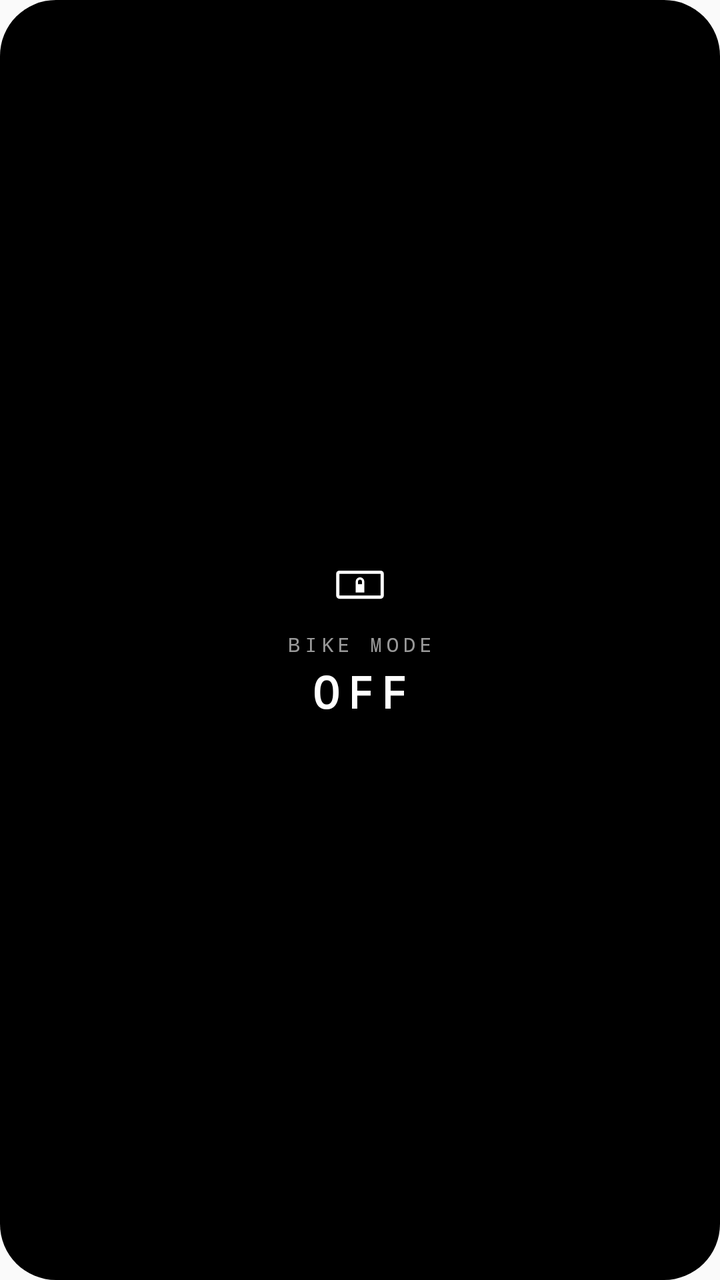
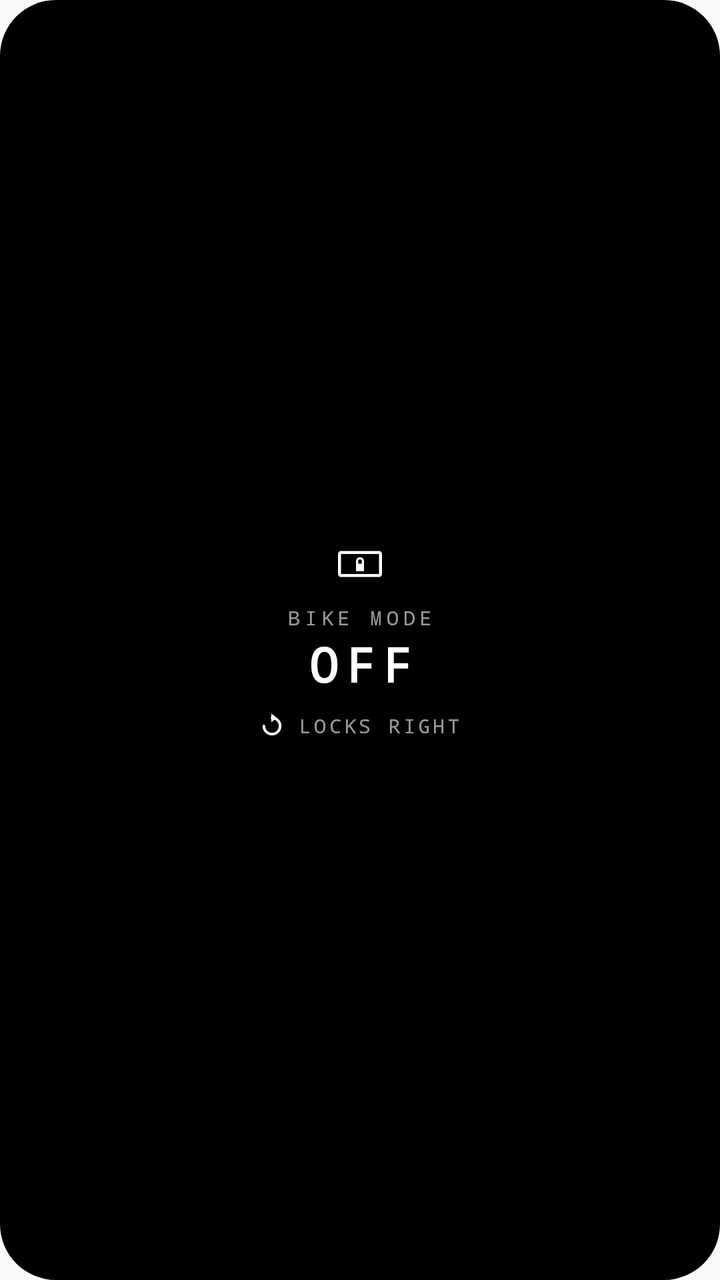

Before-and-after screenshots of an Android layout around one commit, followed by the original layout XML and the change that was made.
<!-- AndroidManifest.xml: application theme Theme.BikeMode -->
<!-- res/layout/widget_bike_mode_small.xml -->
<?xml version="1.0" encoding="utf-8"?>
<LinearLayout xmlns:android="http://schemas.android.com/apk/res/android"
    android:id="@+id/widget_root"
    android:layout_width="match_parent"
    android:layout_height="match_parent"
    android:background="@drawable/widget_bg_off"
    android:gravity="center"
    android:orientation="vertical"
    android:padding="16dp">

    <ImageView
        android:id="@+id/widget_icon"
        android:layout_width="26dp"
        android:layout_height="26dp"
        android:contentDescription="@string/app_name"
        android:src="@drawable/ic_bike_mode" />

    <TextView
        android:id="@+id/widget_label"
        android:layout_width="wrap_content"
        android:layout_height="wrap_content"
        android:layout_marginTop="10dp"
        android:fontFamily="monospace"
        android:letterSpacing="0.22"
        android:maxLines="1"
        android:text="@string/widget_label"
        android:textColor="@color/widget_foreground_dim"
        android:textSize="10sp" />

    <TextView
        android:id="@+id/widget_state"
        android:layout_width="wrap_content"
        android:layout_height="wrap_content"
        android:layout_marginTop="2dp"
        android:fontFamily="monospace"
        android:letterSpacing="0.16"
        android:maxLines="1"
        android:text="@string/widget_state_off"
        android:textColor="@color/widget_foreground"
        android:textSize="22sp"
        android:textStyle="bold" />
</LinearLayout>
<!-- resources referenced by this layout -->
<resources>
  <color name="widget_foreground">#FFFFFFFF</color>
  <color name="widget_foreground_dim">#99FFFFFF</color>
  <!-- drawable ic_bike_mode (drawable) -->
  <vector xmlns:android="http://schemas.android.com/apk/res/android"
      android:width="24dp"
      android:height="24dp"
      android:viewportWidth="24"
      android:viewportHeight="24">
      
      <path
          android:fillColor="#FFFFFFFF"
          android:fillType="evenOdd"
          android:pathData="M2.5,5.5 H21.5 A1.5,1.5 0 0 1 23,7 V17 A1.5,1.5 0 0 1 21.5,18.5 H2.5 A1.5,1.5 0 0 1 1,17 V7 A1.5,1.5 0 0 1 2.5,5.5 Z M2.5,7 V17 H21.5 V7 Z" />
      
      <path
          android:fillColor="#FFFFFFFF"
          android:pathData="M10,11.8 H14 V15.6 H10 Z M12,8.6 A2,2 0 0 1 14,10.6 V11.8 H12.9 V10.6 A0.9,0.9 0 0 0 11.1,10.6 V11.8 H10 V10.6 A2,2 0 0 1 12,8.6 Z" />
  </vector>
  <!-- drawable widget_bg_off (drawable) -->
  <?xml version="1.0" encoding="utf-8"?>
  <shape xmlns:android="http://schemas.android.com/apk/res/android"
      android:shape="rectangle">
      <solid android:color="@color/nothing_black" />
      <corners android:radius="@android:dimen/system_app_widget_background_radius" />
  </shape>
  <string name="app_name">Bike Mode</string>
  <string name="widget_label">BIKE MODE</string>
  <string name="widget_state_off">OFF</string>
  <style name="Theme.BikeMode" parent="android:Theme.Material.Light.NoActionBar" />
  <color name="nothing_black">#FF000000</color>
</resources>

<!-- the commit's change to res/layout/widget_bike_mode_small.xml (unified diff, before → after) -->
@@ -6,12 +6,12 @@
     android:background="@drawable/widget_bg_off"
     android:gravity="center"
     android:orientation="vertical"
-    android:padding="16dp">
+    android:padding="14dp">
 
     <ImageView
         android:id="@+id/widget_icon"
-        android:layout_width="26dp"
-        android:layout_height="26dp"
+        android:layout_width="24dp"
+        android:layout_height="24dp"
         android:contentDescription="@string/app_name"
         android:src="@drawable/ic_bike_mode" />
 
@@ -19,7 +19,7 @@
         android:id="@+id/widget_label"
         android:layout_width="wrap_content"
         android:layout_height="wrap_content"
-        android:layout_marginTop="10dp"
+        android:layout_marginTop="8dp"
         android:fontFamily="monospace"
         android:letterSpacing="0.22"
         android:maxLines="1"
@@ -31,12 +31,39 @@
         android:id="@+id/widget_state"
         android:layout_width="wrap_content"
         android:layout_height="wrap_content"
-        android:layout_marginTop="2dp"
         android:fontFamily="monospace"
         android:letterSpacing="0.16"
         android:maxLines="1"
         android:text="@string/widget_state_off"
         android:textColor="@color/widget_foreground"
-        android:textSize="22sp"
+        android:textSize="24sp"
         android:textStyle="bold" />
+
+    <LinearLayout
+        android:layout_width="wrap_content"
+        android:layout_height="wrap_content"
+        android:layout_marginTop="8dp"
+        android:gravity="center_vertical"
+        android:orientation="horizontal">
+
+        <ImageView
+            android:id="@+id/widget_direction_icon"
+            android:layout_width="14dp"
+            android:layout_height="14dp"
+            android:contentDescription="@string/widget_direction_locks_right"
+            android:src="@drawable/ic_direction_right" />
+
+        <TextView
+            android:id="@+id/widget_direction_text"
+            android:layout_width="wrap_content"
+            android:layout_height="wrap_content"
+            android:layout_marginStart="6dp"
+            android:ellipsize="end"
+            android:fontFamily="monospace"
+            android:letterSpacing="0.14"
+            android:maxLines="1"
+            android:text="@string/widget_direction_locks_right"
+            android:textColor="@color/widget_foreground_dim"
+            android:textSize="10sp" />
+    </LinearLayout>
 </LinearLayout>
<!-- resource entries referenced after the edit -->
@@ -18,6 +18,23 @@
           android:fillColor="#FFFFFFFF"
           android:pathData="M10,11.8 H14 V15.6 H10 Z M12,8.6 A2,2 0 0 1 14,10.6 V11.8 H12.9 V10.6 A0.9,0.9 0 0 0 11.1,10.6 V11.8 H10 V10.6 A2,2 0 0 1 12,8.6 Z" />
   </vector>
+  <!-- drawable ic_direction_right (drawable) -->
+  <?xml version="1.0" encoding="utf-8"?>
+  <vector xmlns:android="http://schemas.android.com/apk/res/android"
+      android:width="24dp"
+      android:height="24dp"
+      android:viewportWidth="24"
+      android:viewportHeight="24">
+      <path
+          android:fillColor="#00000000"
+          android:pathData="M12,5 A7,7 0 1 1 5,12"
+          android:strokeWidth="2.2"
+          android:strokeColor="#FFFFFFFF"
+          android:strokeLineCap="round" />
+      <path
+          android:fillColor="#FFFFFFFF"
+          android:pathData="M11.4,1.2 L16.2,5 L11.4,8.8 Z" />
+  </vector>
   <!-- drawable widget_bg_off (drawable) -->
   <?xml version="1.0" encoding="utf-8"?>
   <shape xmlns:android="http://schemas.android.com/apk/res/android"
@@ -26,6 +43,7 @@
       <corners android:radius="@android:dimen/system_app_widget_background_radius" />
   </shape>
   <string name="app_name">Bike Mode</string>
+  <string name="widget_direction_locks_right">LOCKS RIGHT</string>
   <string name="widget_label">BIKE MODE</string>
   <string name="widget_state_off">OFF</string>
   <style name="Theme.BikeMode" parent="android:Theme.Material.Light.NoActionBar" />
